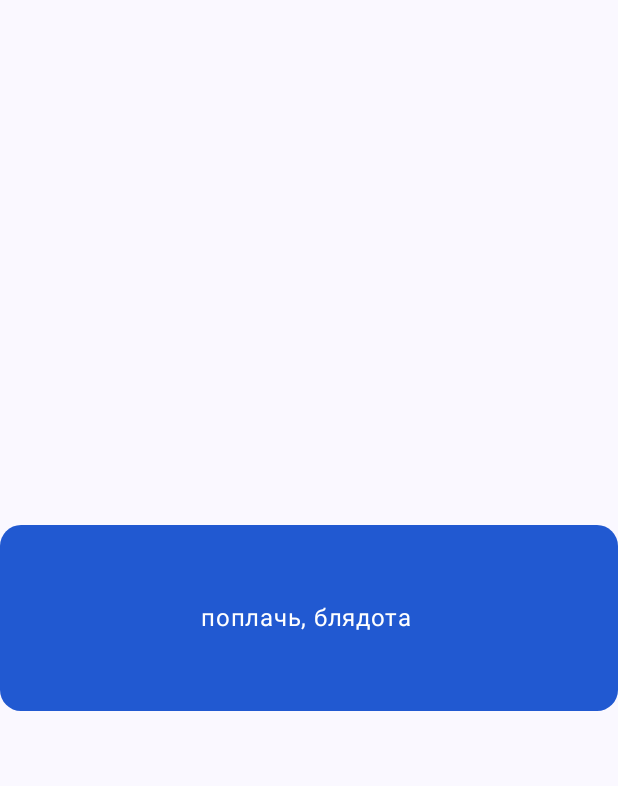
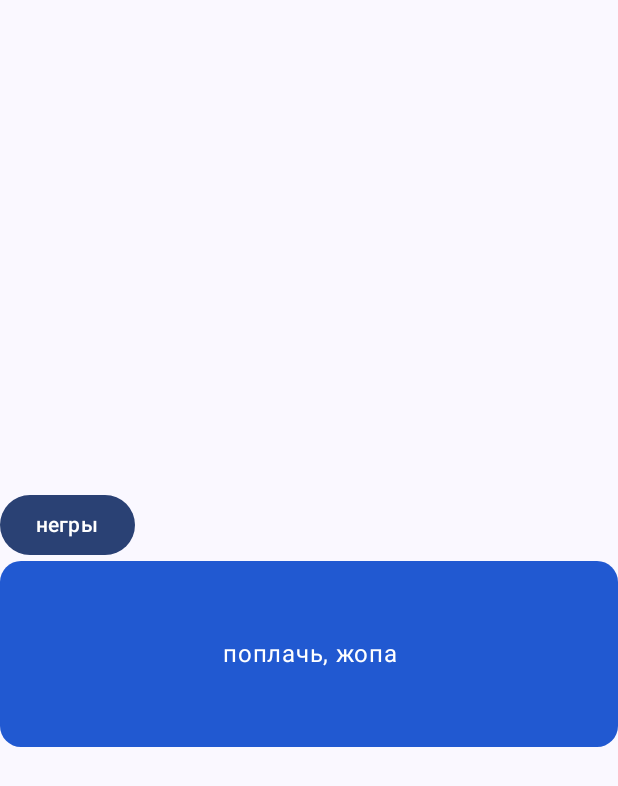
Before and after one commit to Zilibobka-S/contact-lenses-timer, an Android app built with Jetpack Compose: the screen it shows after launch (MainActivity), on a phone screen of 412 x 824 dp. Shown: the top 786 px of the screen. Run offline under Robolectric (Android 15) with nearby library versions, the phone set to English and light mode, and no system bars.

Commit message:
Adding first button

```diff
--- a/app/src/main/java/com/example/clt/MainActivity.kt
+++ b/app/src/main/java/com/example/clt/MainActivity.kt
@@ -11,11 +11,17 @@ import androidx.compose.foundation.layout.fillMaxSize
 import androidx.compose.foundation.layout.padding
 import androidx.compose.foundation.layout.width
 import androidx.compose.foundation.shape.RoundedCornerShape
+import androidx.compose.material3.Button
+import androidx.compose.material3.ButtonColors
 import androidx.compose.material3.MaterialTheme
 import androidx.compose.material3.Scaffold
 import androidx.compose.material3.Surface
 import androidx.compose.material3.Text
 import androidx.compose.runtime.Composable
+import androidx.compose.runtime.getValue
+import androidx.compose.runtime.mutableStateOf
+import androidx.compose.runtime.remember
+import androidx.compose.runtime.setValue
 import androidx.compose.ui.Modifier
 import androidx.compose.ui.graphics.Color
 import androidx.compose.ui.text.style.TextAlign
@@ -40,8 +46,9 @@ class MainActivity : ComponentActivity() {
                         .padding(innerPadding),
                     verticalArrangement = Arrangement.Center
                     ) {
+
                         Greeting(
-                            name = "блядота "
+
 
                         )
                     }
@@ -52,7 +59,21 @@ class MainActivity : ComponentActivity() {
 }
 
 @Composable
-fun Greeting(name: String, modifier: Modifier = Modifier) {
+fun Greeting(modifier: Modifier = Modifier) {
+
+        var bla by remember { mutableStateOf("жопа") }
+        Button(
+            onClick = { bla = "bladota" },
+
+            content = {
+                Text("негры")
+            }
+        )
+
+
+
+
+
     Surface (
         modifier = Modifier
             .width(500.dp),
@@ -63,7 +84,7 @@ fun Greeting(name: String, modifier: Modifier = Modifier) {
 
     {
         Text(
-            text = "поплачь, $name",
+            text = "поплачь, $bla",
             modifier = Modifier
                 .padding(50.dp),
 
@@ -73,13 +94,13 @@ fun Greeting(name: String, modifier: Modifier = Modifier) {
     }
 }
 
-@Preview(showBackground = true)
+/*@Preview(showBackground = true)
 @Composable
 fun GreetingPreview() {
     ContactLensesTimerTheme {
         Greeting("Anus")
     }
 }
-
+*/
 val String.blues
     get() = Color(parseColor(this))
```
